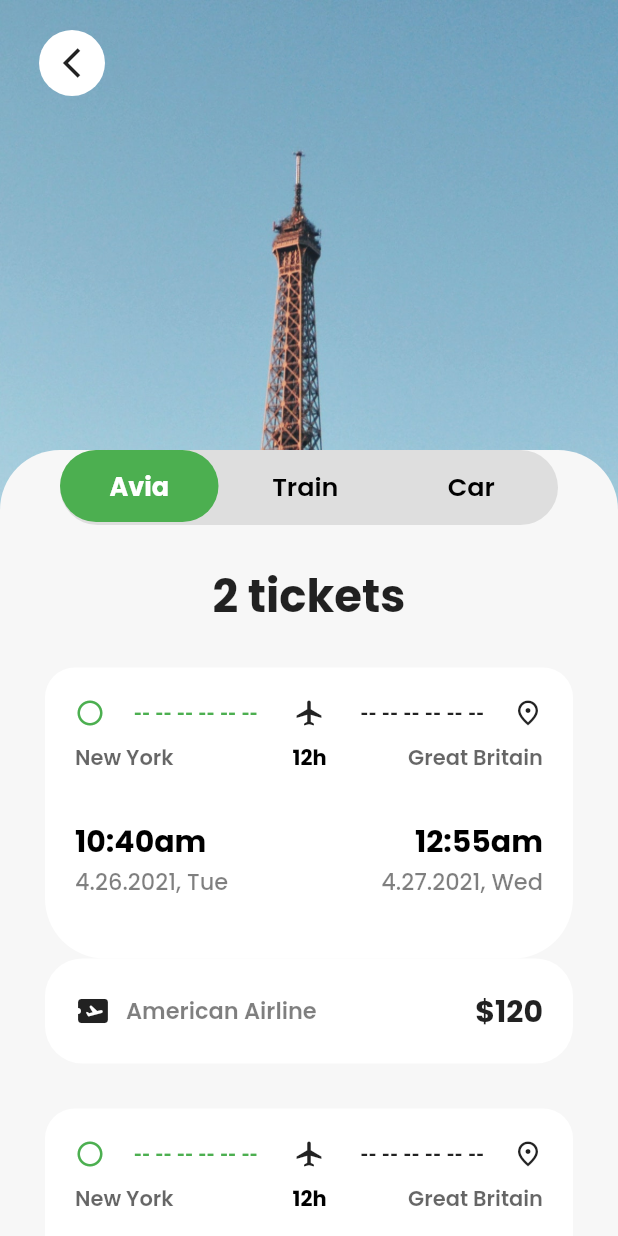
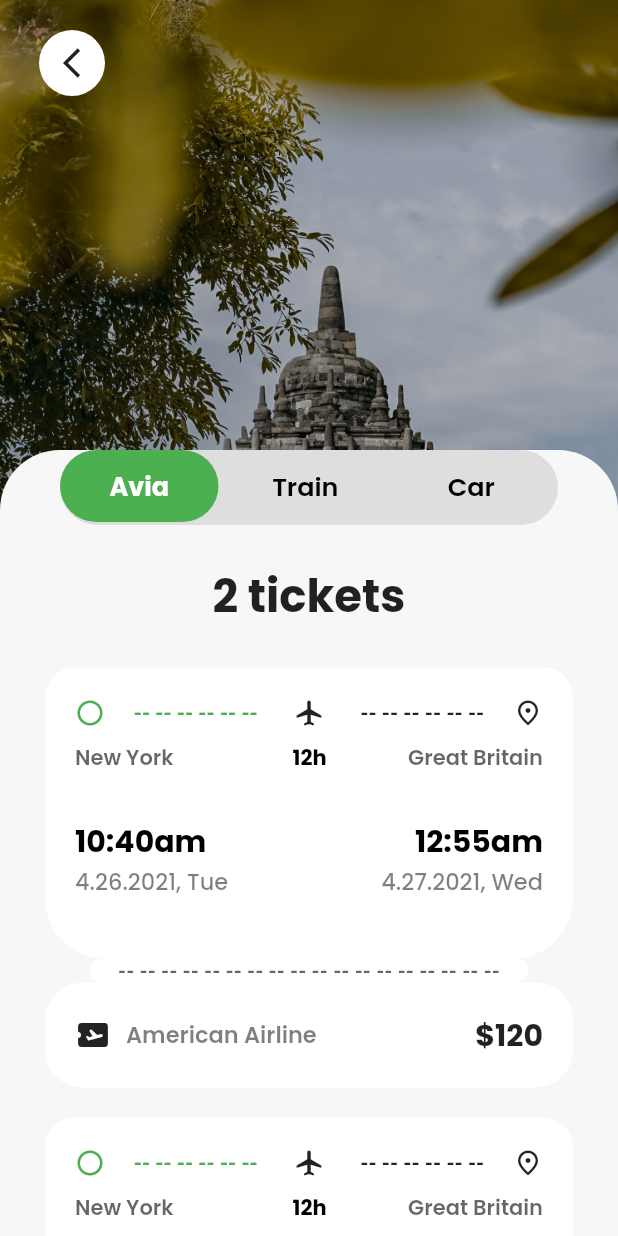
Before and after one commit to azzamdinabdillah/FlutterUi_Travel_Plane, a Flutter app: the DetailsPage screen opened directly, on a phone screen of 412 x 824 dp. Run offline on Flutter 3.47's test engine with Material 2 defaults, Android fonts, the phone set to English and light mode, and no system bars; our stand-ins replace fluttericon, google_fonts.

Commit message:
Update Details and Readme

```diff
--- a/lib/home_page/details.dart
+++ b/lib/home_page/details.dart
@@ -17,7 +17,7 @@ class DetailsPage extends StatelessWidget {
         decoration: BoxDecoration(
           image: DecorationImage(
             fit: BoxFit.cover,
-            image: AssetImage('assets/image/paris-1.jpg'),
+            image: AssetImage('assets/image/yogya-1.jpg'),
           ),
         ),
         child: Container(
@@ -132,13 +132,49 @@ class DetailsPage extends StatelessWidget {
 
               // ticket
               TicketBody(),
+              Container(
+                // width: 20,
+                // height: 12,
+                alignment: Alignment.center,
+                decoration: BoxDecoration(
+                  color: Colors.white,
+                  borderRadius: BorderRadius.circular(40),
+                ),
+                margin: EdgeInsets.symmetric(horizontal: 60),
+                // padding: EdgeInsets.symmetric(horizontal: 5),
+                child: Text(
+                  '-- -- -- -- -- -- -- -- -- -- -- -- -- -- -- -- -- --',
+                  style: TextStyle(
+                    fontWeight: FontWeight.bold,
+                    color: Colors.black.withOpacity(0.6),
+                  ),
+                ),
+              ),
               TicketMoney(),
 
               SizedBox(
-                height: 30,
+                height: 20,
               ),
 
               TicketBody(),
+              Container(
+                // width: 20,
+                // height: 12,
+                alignment: Alignment.center,
+                decoration: BoxDecoration(
+                  color: Colors.white,
+                  borderRadius: BorderRadius.circular(40),
+                ),
+                margin: EdgeInsets.symmetric(horizontal: 60),
+                // padding: EdgeInsets.symmetric(horizontal: 5),
+                child: Text(
+                  '-- -- -- -- -- -- -- -- -- -- -- -- -- -- -- -- -- --',
+                  style: TextStyle(
+                    fontWeight: FontWeight.bold,
+                    color: Colors.black.withOpacity(0.6),
+                  ),
+                ),
+              ),
               TicketMoney(),
 
               SizedBox(
```
Also changed, not shown: 1 other file.
